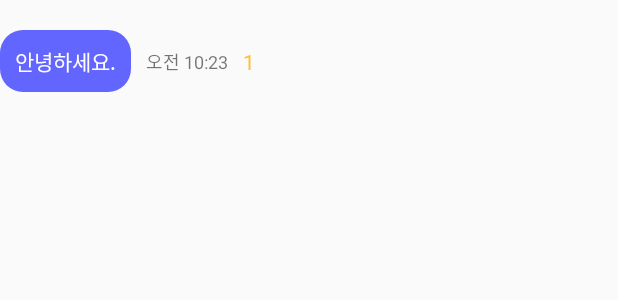
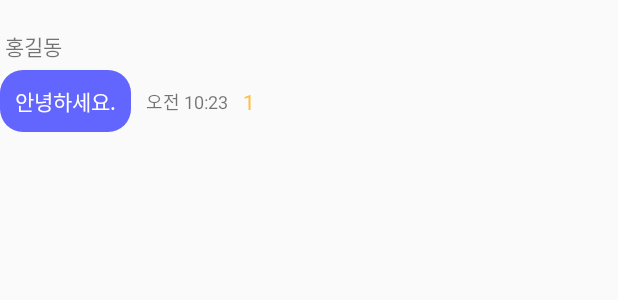
Before and after one commit to KimKunWoo0407/ChatApp, an Android app: the layout list_talk_item_other.xml on its own in the app's theme, with its tools: preview values and no code run, on a phone screen of 412 x 824 dp. Shown: the top 300 px of the screen. Run offline under Robolectric (Android 15) with nearby library versions, the phone set to English and light mode, and no system bars.

Commit message:
채팅 메세지에 보낸사람 이름 나오도록 수정

```diff
--- a/app/src/main/java/com/kkw/mychatapp/RecyclerChatRoomsAdapter.kt
+++ b/app/src/main/java/com/kkw/mychatapp/RecyclerChatRoomsAdapter.kt
@@ -191,7 +191,7 @@ class RecyclerChatRoomsAdapter(val context: Context, val shouldShown: Boolean =
         }
     }
 
-    fun getLastMessageTimeString(lastTimeString: String):String{
+    private fun getLastMessageTimeString(lastTimeString: String):String{
         try {
             var currentTime = LocalDateTime.now().atZone(TimeZone.getDefault().toZoneId()) //현재 시각
             var dateTimeFormatter = DateTimeFormatter.ofPattern("yyyyMMddHHmmss")
--- a/app/src/main/res/layout/list_talk_item_other.xml
+++ b/app/src/main/res/layout/list_talk_item_other.xml
@@ -8,10 +8,19 @@
     android:layout_marginBottom="20dp">
 
     <TextView
+        android:id="@+id/senderName"
+        android:layout_width="wrap_content"
+        android:layout_height="wrap_content"
+        android:layout_marginStart="3dp"
+        android:text="홍길동"
+        app:layout_constraintStart_toStartOf="parent"
+        app:layout_constraintTop_toTopOf="parent" />
+
+    <TextView
         android:id="@+id/txt_message"
         android:layout_width="wrap_content"
         android:layout_height="wrap_content"
-        android:layout_marginStart="9dp"
+        android:layout_marginTop="5dp"
         android:autoLink="web"
         android:background="@drawable/background_talk_other"
         android:gravity="start|center_vertical"
@@ -20,8 +29,8 @@
         android:text="안녕하세요."
         android:textColor="@color/white"
         app:layout_constraintBottom_toBottomOf="parent"
-        app:layout_constraintEnd_toStartOf ="@+id/txt_date"
-        app:layout_constraintTop_toTopOf="parent" />
+        app:layout_constraintEnd_toStartOf="@+id/txt_date"
+        app:layout_constraintTop_toBottomOf="@id/senderName" />
 
     <TextView
         android:id="@+id/txt_date"
```
Also changed, not shown: app/src/main/java/com/kkw/mychatapp/RecyclerMessageAdapter.kt (+10 -1 lines).
